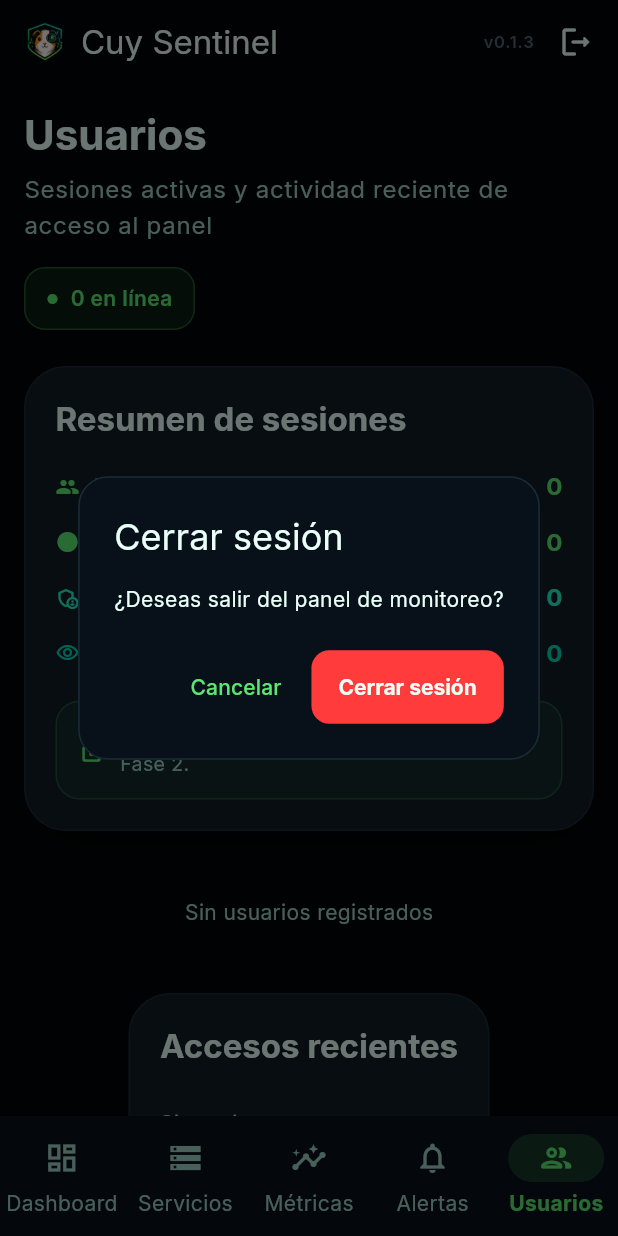
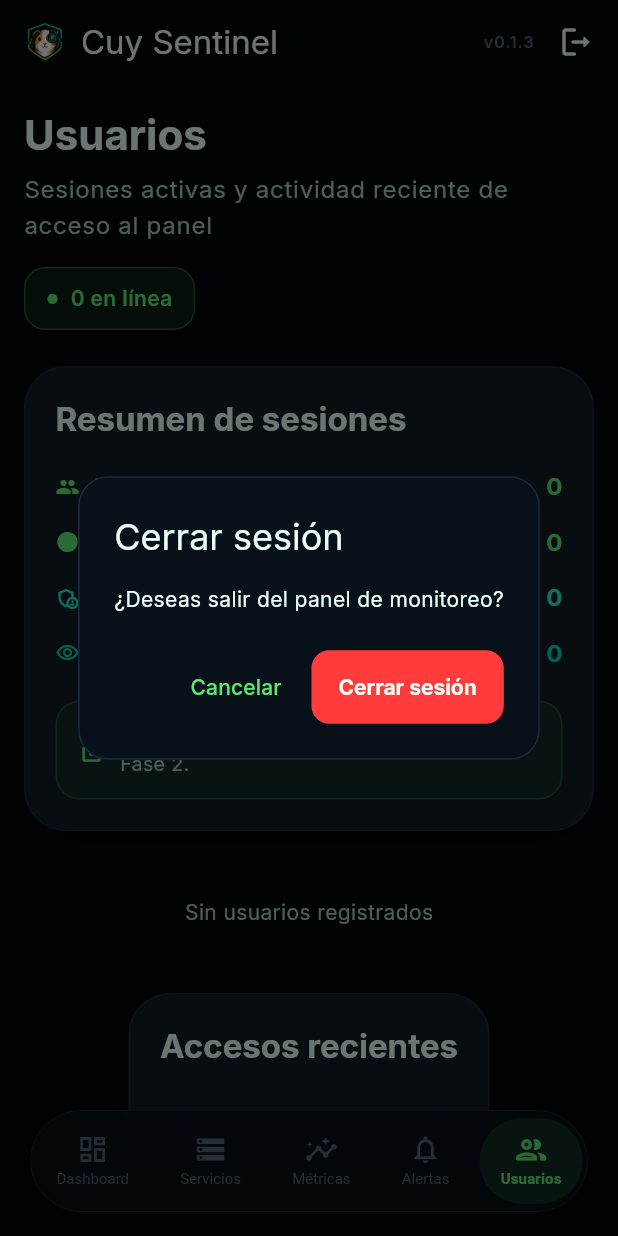
Before and after one commit to fardcrex/cuy_sentinel, a Flutter app: the screen it shows once a user with an empty profile is signed in, item 5 of the bottom bar chosen, after a tap on the "logout" icon, on a phone screen of 412 x 824 dp. Run offline on Flutter 3.47's test engine with Material 3 defaults, Android fonts, the phone set to English and light mode, and no system bars; our stand-ins replace device_info_plus, flutter_bloc, go_router, google_fonts, package_info_plus, supabase_flutter; accounts and stored records are empty.

Commit message:
feat: liquid glass nav — floating pill for mobile & tablet
Replace solid NavigationBar/NavigationRail with Liquid Glass floating
pills using BackdropFilter + blur. Introduces NavStyleCubit with two
themes (dark glass / teal glass) switchable from the Users page toggle.

- GlassNavBar: floating bottom pill for mobile, Stack-based layout
- GlassNavRail: floating vertical pill for tablet
- NavStyleCubit: dark/teal toggle, provided in PanelShell
- Desktop sidebar unchanged
- Fix device_info_plus 13.1.0 iOS 26.1 build error (downgrade to ^11.5.0)

Co-Authored-By: Claude Sonnet 4.6 <noreply@anthropic.com>

```diff
--- a/lib/presentation/users/views/users_content_view.dart
+++ b/lib/presentation/users/views/users_content_view.dart
@@ -2,8 +2,10 @@ import 'package:flutter/material.dart';
 import 'package:flutter_bloc/flutter_bloc.dart';
 
 import '../../../core/responsive/app_breakpoints.dart';
+import '../../../core/theme/app_colors.dart';
 import '../../../feature/users/domain/entities/panel_user.dart';
 import '../../auth/bloc/auth_bloc.dart';
+import '../../widgets/nav_style_cubit.dart';
 import '../../widgets/screen_header.dart';
 import '../bloc/users_state.dart';
 import '../user_model.dart';
@@ -101,6 +103,70 @@ class UsersContentView extends StatelessWidget {
                     UsersAccessLogCard(logs: logModels),
                   ],
                 ),
+              const SizedBox(height: 32),
+              const _NavStyleToggle(),
+            ],
+          ),
+        );
+      },
+    );
+  }
+}
+
+class _NavStyleToggle extends StatelessWidget {
+  const _NavStyleToggle();
+
+  @override
+  Widget build(BuildContext context) {
+    return BlocBuilder<NavStyleCubit, NavGlassStyle>(
+      builder: (context, style) {
+        final isTeal = style == NavGlassStyle.teal;
+        return Container(
+          padding: const EdgeInsets.symmetric(horizontal: 20, vertical: 16),
+          decoration: BoxDecoration(
+            color: AppColors.panel,
+            borderRadius: BorderRadius.circular(20),
+            border: Border.all(color: AppColors.stroke),
+          ),
+          child: Row(
+            children: [
+              Container(
+                width: 36,
+                height: 36,
+                decoration: BoxDecoration(
+                  color: AppColors.primary.withValues(alpha: 0.12),
+                  borderRadius: BorderRadius.circular(10),
+                ),
+                child: const Icon(
+                  Icons.blur_on_rounded,
+                  color: AppColors.primary,
+                  size: 18,
+                ),
+              ),
+              const SizedBox(width: 14),
+              Expanded(
+                child: Column(
+                  crossAxisAlignment: CrossAxisAlignment.start,
+                  children: [
+                    Text(
+                      'Estilo de navegación',
+                      style: Theme.of(context).textTheme.titleSmall,
+                    ),
+                    const SizedBox(height: 2),
+                    Text(
+                      isTeal ? 'Teal glass' : 'Dark glass',
+                      style: Theme.of(context).textTheme.bodySmall?.copyWith(
+                        color: AppColors.textSecondary,
+                      ),
+                    ),
+                  ],
+                ),
+              ),
+              Switch(
+                value: isTeal,
+                activeThumbColor: AppColors.primary,
+                onChanged: (_) => context.read<NavStyleCubit>().toggle(),
+              ),
             ],
           ),
         );
--- /dev/null
+++ b/lib/presentation/widgets/glass_nav_bar.dart
@@ -0,0 +1,132 @@
+import 'dart:ui';
+
+import 'package:flutter/material.dart';
+
+import '../../core/theme/app_colors.dart';
+import 'nav_style_cubit.dart';
+
+class NavDestinationData {
+  const NavDestinationData({required this.label, required this.icon});
+
+  final String label;
+  final IconData icon;
+}
+
+class GlassNavBar extends StatelessWidget {
+  const GlassNavBar({
+    super.key,
+    required this.destinations,
+    required this.selectedIndex,
+    required this.onDestinationSelected,
+    this.style = NavGlassStyle.dark,
+  });
+
+  final List<NavDestinationData> destinations;
+  final int selectedIndex;
+  final ValueChanged<int> onDestinationSelected;
+  final NavGlassStyle style;
+
+  Color get _bgColor => style == NavGlassStyle.dark
+      ? const Color(0xCC08111A) // darkPanel 80%
+      : AppColors.primary.withValues(alpha: 0.10);
+
+  Color get _borderColor => style == NavGlassStyle.dark
+      ? Colors.white.withValues(alpha: 0.09)
+      : AppColors.primary.withValues(alpha: 0.35);
+
+  @override
+  Widget build(BuildContext context) {
+    return ClipRRect(
+      borderRadius: BorderRadius.circular(40),
+      child: BackdropFilter(
+        filter: ImageFilter.blur(sigmaX: 24, sigmaY: 24),
+        child: Container(
+          height: 68,
+          decoration: BoxDecoration(
+            color: _bgColor,
+            borderRadius: BorderRadius.circular(40),
+            border: Border.all(color: _borderColor, width: 0.6),
+          ),
+          child: Row(
+            mainAxisAlignment: MainAxisAlignment.spaceAround,
+            children: List.generate(destinations.length, (i) {
+              return _GlassNavItem(
+                icon: destinations[i].icon,
+                label: destinations[i].label,
+                isSelected: i == selectedIndex,
+                style: style,
+                onTap: () => onDestinationSelected(i),
+              );
+            }),
+          ),
+        ),
+      ),
+    );
+  }
+}
+
+class _GlassNavItem extends StatelessWidget {
+  const _GlassNavItem({
+    required this.icon,
+    required this.label,
+    required this.isSelected,
+    required this.style,
+    required this.onTap,
+  });
+
+  final IconData icon;
+  final String label;
+  final bool isSelected;
+  final NavGlassStyle style;
+  final VoidCallback onTap;
+
+  Color get _activeColor => AppColors.primary;
+
+  Color get _inactiveColor => style == NavGlassStyle.dark
+      ? AppColors.textInactive
+      : AppColors.primary.withValues(alpha: 0.45);
+
+  @override
+  Widget build(BuildContext context) {
+    final color = isSelected ? _activeColor : _inactiveColor;
+
+    return GestureDetector(
+      onTap: onTap,
+      behavior: HitTestBehavior.opaque,
+      child: AnimatedContainer(
+        duration: const Duration(milliseconds: 200),
+        curve: Curves.easeInOut,
+        padding: const EdgeInsets.symmetric(horizontal: 14, vertical: 10),
+        decoration: isSelected
+            ? BoxDecoration(
+                color: AppColors.primary.withValues(alpha: 0.13),
+                borderRadius: BorderRadius.circular(28),
+              )
+            : null,
+        child: Column(
+          mainAxisSize: MainAxisSize.min,
+          children: [
+            AnimatedScale(
+              scale: isSelected ? 1.10 : 1.0,
+              duration: const Duration(milliseconds: 200),
+              curve: Curves.easeInOut,
+              child: Icon(icon, color: color, size: 22),
+            ),
+            const SizedBox(height: 3),
+            AnimatedDefaultTextStyle(
+              duration: const Duration(milliseconds: 200),
+              style: TextStyle(
+                color: color,
+                fontSize: 10,
+                fontWeight:
+                    isSelected ? FontWeight.w700 : FontWeight.w400,
+                letterSpacing: isSelected ? 0.1 : 0,
+              ),
+              child: Text(label),
+            ),
+          ],
+        ),
+      ),
+    );
+  }
+}
--- /dev/null
+++ b/lib/presentation/widgets/nav_style_cubit.dart
@@ -0,0 +1,11 @@
+import 'package:flutter_bloc/flutter_bloc.dart';
+
+enum NavGlassStyle { dark, teal }
+
+class NavStyleCubit extends Cubit<NavGlassStyle> {
+  NavStyleCubit() : super(NavGlassStyle.dark);
+
+  void toggle() => emit(
+    state == NavGlassStyle.dark ? NavGlassStyle.teal : NavGlassStyle.dark,
+  );
+}
--- a/lib/presentation/widgets/responsive_shell.dart
+++ b/lib/presentation/widgets/responsive_shell.dart
@@ -1,8 +1,8 @@
+import 'package:flutter/foundation.dart';
 import 'package:flutter/material.dart';
 import 'package:flutter_bloc/flutter_bloc.dart';
 import 'package:go_router/go_router.dart';
 import 'package:device_info_plus/device_info_plus.dart';
-import 'package:flutter/foundation.dart';
 import 'package:package_info_plus/package_info_plus.dart';
 
 import '../../core/assets/app_assets.dart';
@@ -19,6 +19,9 @@ import '../metrics/cubit/metrics_cubit.dart';
 import '../services/databases/cubit/databases_cubit.dart';
 import '../services/monitored_services/cubit/services_cubit.dart';
 import 'app_card.dart';
+import 'glass_nav_bar.dart';
+import 'glass_nav_rail.dart';
+import 'nav_style_cubit.dart';
 
 /// Punto de entrada del panel autenticado.
 /// Provee los cubits de dominio y delega el layout a [ResponsiveShell].
@@ -51,6 +54,7 @@ class PanelShell extends StatelessWidget {
             getTableStats: ctx.read<GetTableStatsUseCase>(),
           )..load(),
         ),
+        BlocProvider(create: (_) => NavStyleCubit()),
       ],
       child: ResponsiveShell(currentPath: currentPath, child: child),
     );
@@ -88,9 +92,6 @@ Future<void> _confirmLogout(BuildContext context) async {
     ),
   );
   if ((confirmed ?? false) && context.mounted) {
-    // Despachar el evento limpia la sesión en el repositorio y emite
-    // AuthUnauthenticated. El refreshListenable del router detecta el cambio
-    // y redirige a /login automáticamente — sin context.go manual.
     context.read<AuthBloc>().add(const AuthLogoutRequested());
   }
 }
@@ -121,101 +122,37 @@ class ResponsiveShell extends StatelessWidget {
     ),
   ];
 
+  static List<NavDestinationData> get _navData => destinations
+      .map((d) => NavDestinationData(label: d.label, icon: d.icon))
+      .toList();
+
   @override
   Widget build(BuildContext context) {
     return LayoutBuilder(
       builder: (context, constraints) {
         final width = constraints.maxWidth;
         final selectedIndex = destinations.indexWhere(
-          (destination) => destination.route == currentPath,
+          (d) => d.route == currentPath,
         );
         final currentIndex = selectedIndex < 0 ? 0 : selectedIndex;
 
         if (AppBreakpoints.isMobile(width)) {
-          return Scaffold(
-            appBar: AppBar(
-              title: Row(
-                children: [
-                  Image.asset(AppAssets.logoMarkShield, width: 28, height: 28),
-                  const SizedBox(width: 10),
-                  const Text('Cuy Sentinel'),
-                ],
-              ),
-              actions: [
-                const Center(child: _AppVersionLabel(compact: true)),
-                const SizedBox(width: 4),
-                IconButton(
-                  tooltip: 'Cerrar sesión',
-                  icon: const Icon(Icons.logout_rounded),
-                  onPressed: () => _confirmLogout(context),
-                ),
-                const SizedBox(width: 4),
-              ],
-            ),
-            body: child,
-            bottomNavigationBar: NavigationBar(
-              selectedIndex: currentIndex,
-              destinations: destinations
-                  .map(
-                    (destination) => NavigationDestination(
-                      icon: Icon(destination.icon),
-                      label: destination.label,
-                    ),
-                  )
-                  .toList(),
-              onDestinationSelected: (index) => _go(context, index),
-            ),
+          return _MobileShell(
+            currentIndex: currentIndex,
+            onNavigate: (i) => _go(context, i),
+            onLogout: () => _confirmLogout(context),
+            child: child,
           );
         }
 
+        if (AppBreakpoints.isDesktop(width)) {
           return Scaffold(
             body: SafeArea(
               child: Row(
                 children: [
-                if (AppBreakpoints.isDesktop(width))
                   _DesktopSidebar(
                     currentIndex: currentIndex,
-                    onTap: (index) => _go(context, index),
-                  )
-                else
-                  NavigationRail(
-                    selectedIndex: currentIndex,
-                    labelType: NavigationRailLabelType.all,
-                    onDestinationSelected: (index) => _go(context, index),
-                    leading: Padding(
-                      padding: const EdgeInsets.only(top: 12),
-                      child: Image.asset(
-                        AppAssets.logoMarkShield,
-                        width: 52,
-                        height: 52,
-                      ),
-                    ),
-                    trailing: Padding(
-                      padding: const EdgeInsets.only(bottom: 16),
-                      child: Column(
-                        mainAxisSize: MainAxisSize.min,
-                        children: [
-                          const _AppVersionLabel(compact: true),
-                          const SizedBox(height: 10),
-                          IconButton(
-                            tooltip: 'Cerrar sesión',
-                            icon: const Icon(
-                              Icons.logout_rounded,
-                              color: AppColors.textInactive,
-                            ),
-                            onPressed: () => _confirmLogout(context),
-                          ),
-                        ],
-                      ),
-                    ),
-                    destinations: destinations
-                        .map(
-                          (destination) => NavigationRailDestination(
-                            icon: Icon(destination.icon),
-                            label: Text(destination.label),
-                          ),
-                        )
-                        .toList(),
+                    onTap: (i) => _go(context, i),
                   ),
                   Expanded(
                     child: Container(
@@ -234,6 +171,15 @@ class ResponsiveShell extends StatelessWidget {
               ),
             ),
           );
+        }
+
+        // Tablet: glass rail flotante
+        return _TabletShell(
+          currentIndex: currentIndex,
+          onNavigate: (i) => _go(context, i),
+          onLogout: () => _confirmLogout(context),
+          child: child,
+        );
       },
     );
   }
@@ -244,6 +190,142 @@ class ResponsiveShell extends StatelessWidget {
     context.go(destination.route);
   }
 }
+
+// ── Mobile shell ──────────────────────────────────────────────────────────────
+
+class _MobileShell extends StatelessWidget {
+  const _MobileShell({
+    required this.currentIndex,
+    required this.onNavigate,
+    required this.onLogout,
+    required this.child,
+  });
+
+  final int currentIndex;
+  final ValueChanged<int> onNavigate;
+  final VoidCallback onLogout;
+  final Widget child;
+
+  static const double _navHeight = 68;
+  static const double _navBottom = 16;
+  static const double _navHorizontal = 20;
+
+  @override
+  Widget build(BuildContext context) {
+    final bottomPadding = MediaQuery.of(context).padding.bottom;
+    final totalBottomOffset = _navHeight + _navBottom + bottomPadding;
+
+    return Scaffold(
+      appBar: AppBar(
+        title: Row(
+          children: [
+            Image.asset(AppAssets.logoMarkShield, width: 28, height: 28),
+            const SizedBox(width: 10),
+            const Text('Cuy Sentinel'),
+          ],
+        ),
+        actions: [
+          const Center(child: _AppVersionLabel(compact: true)),
+          const SizedBox(width: 4),
+          IconButton(
+            tooltip: 'Cerrar sesión',
+            icon: const Icon(Icons.logout_rounded),
+            onPressed: onLogout,
+          ),
+          const SizedBox(width: 4),
+        ],
+      ),
+      body: Stack(
+        children: [
+          Padding(
+            padding: EdgeInsets.only(bottom: totalBottomOffset),
+            child: child,
+          ),
+          Positioned(
+            left: _navHorizontal,
+            right: _navHorizontal,
+            bottom: _navBottom + bottomPadding,
+            child: BlocBuilder<NavStyleCubit, NavGlassStyle>(
+              builder: (ctx, style) => GlassNavBar(
+                destinations: ResponsiveShell._navData,
+                selectedIndex: currentIndex,
+                onDestinationSelected: onNavigate,
+                style: style,
+              ),
+            ),
+          ),
+        ],
+      ),
+    );
+  }
+}
+
+// ── Tablet shell ──────────────────────────────────────────────────────────────
+
+class _TabletShell extends StatelessWidget {
+  const _TabletShell({
+    required this.currentIndex,
+    required this.onNavigate,
+    required this.onLogout,
+    required this.child,
+  });
+
+  final int currentIndex;
+  final ValueChanged<int> onNavigate;
+  final VoidCallback onLogout;
+  final Widget child;
+
+  static const double _railMargin = 12;
+
+  @override
+  Widget build(BuildContext context) {
+    final railTotalWidth = GlassNavRail.width + _railMargin * 2;
+
+    return Scaffold(
+      body: SafeArea(
+        child: Stack(
+          children: [
+            Padding(
+              padding: EdgeInsets.only(left: railTotalWidth),
+              child: Container(
+                color: AppColors.background,
+                child: Center(
+                  child: ConstrainedBox(
+                    constraints: const BoxConstraints(
+                      maxWidth: AppBreakpoints.contentMaxWidth,
+                    ),
+                    child: child,
+                  ),
+                ),
+              ),
+            ),
+            Positioned(
+              left: _railMargin,
+              top: _railMargin,
+              bottom: _railMargin,
+              child: BlocBuilder<NavStyleCubit, NavGlassStyle>(
+                builder: (ctx, style) => GlassNavRail(
+                  destinations: ResponsiveShell._navData,
+                  selectedIndex: currentIndex,
+                  onDestinationSelected: onNavigate,
+                  leading: Image.asset(
+                    AppAssets.logoMarkShield,
+                    width: 40,
+                    height: 40,
+                  ),
+                  onLogout: onLogout,
+                  style: style,
+                ),
+              ),
+            ),
+          ],
+        ),
+      ),
+    );
+  }
+}
+
+// ── Desktop sidebar ───────────────────────────────────────────────────────────
 
 class _DesktopSidebar extends StatelessWidget {
   const _DesktopSidebar({required this.currentIndex, required this.onTap});
@@ -340,6 +422,8 @@ class _DesktopSidebar extends StatelessWidget {
     );
   }
 }
+
+// ── Shared micro-widgets ──────────────────────────────────────────────────────
 
 class _AppVersionLabel extends StatelessWidget {
   const _AppVersionLabel({this.compact = false});
--- a/pubspec.yaml
+++ b/pubspec.yaml
@@ -15,8 +15,8 @@ dependencies:
   go_router: ^14.0.0
   flutter_bloc: ^9.1.1
   supabase_flutter: ^2.9.1
-  device_info_plus: ^13.1.0
-  package_info_plus: ^10.1.0
+  device_info_plus: ^11.5.0
+  package_info_plus: ^8.1.0
 
 dev_dependencies:
   flutter_test:
```
Also changed, not shown: lib/presentation/widgets/glass_nav_rail.dart (added, +158 -0 lines), pubspec.lock, 4 other files. Lines whose indentation alone changed are shown as unchanged.
